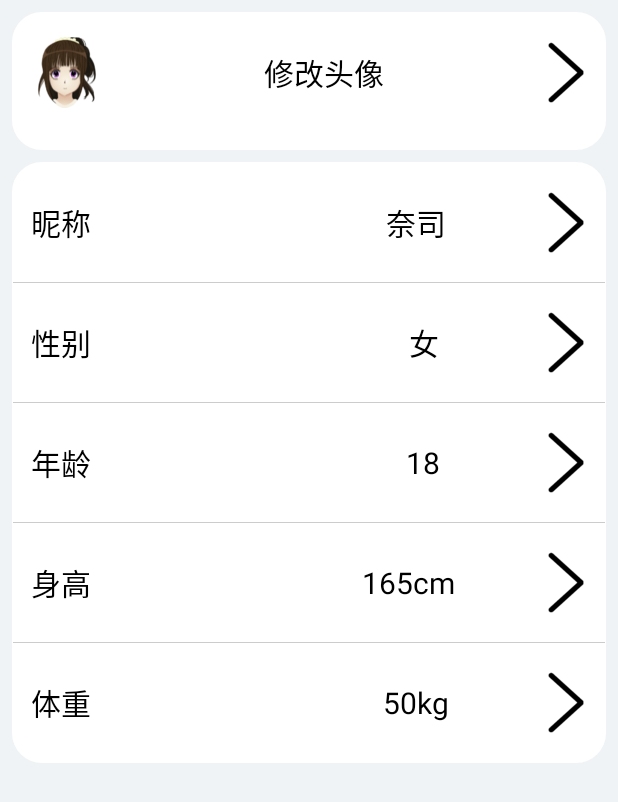
After one commit to teamCZF/GunDan, an Android app: the SetInfoActivity screen opened directly, with no data from a screen before it, on a phone screen of 412 x 824 dp. The commit adds this screen. Shown: the top 802 px of the screen. Run offline under Robolectric (Android 15) with nearby library versions, the phone set to English and light mode, and no system bars.

Commit message:
个人中心+修改个人信息

```diff
--- a/Gundan/src/main/AndroidManifest.xml
+++ b/Gundan/src/main/AndroidManifest.xml
@@ -49,6 +49,12 @@
                 <category android:name="android.intent.category.ALTERNATIVE"/>
             </intent-filter>
         </activity>
+        <activity android:name="com.ui.SetInfoActivity">
+            <intent-filter>
+                <action android:name="android.intent.action.ALL_APPS"/>
+                <category android:name="android.intent.category.ALTERNATIVE"/>
+            </intent-filter>
+        </activity>
         <service
             android:name="com.service.StepService"
             android:process="com.base.basepedo.step"
--- a/Gundan/src/main/java/com/ui/CActivity.java
+++ b/Gundan/src/main/java/com/ui/CActivity.java
@@ -5,6 +5,7 @@ import android.os.Bundle;
 import android.view.View;
 import android.widget.AdapterView;
 import android.widget.ListView;
+import android.widget.Toast;
 
 import com.Data.Friend;
 import com.base.basepedo.R;
@@ -32,15 +33,22 @@ public class CActivity extends Activity {
             @Override
             public void onItemClick(AdapterView<?> adapterView, View view, int i, long l) {
                 Friend friend=friendList.get(i);
+                Toast.makeText(CActivity.this,friend.getName(),Toast.LENGTH_SHORT).show();
             }
         });
     }
     private void initFriends(){
-        Friend f1=new Friend("欣欣",R.drawable.dilan_haoyou,"56123");
+        Friend f1=new Friend("小欣欣",R.mipmap.head6,"56123");
         friendList.add(f1);
-        Friend f2=new Friend("虹虹",R.drawable.dilan_haoyou,"40000");
+        Friend f2=new Friend("小虹虹",R.mipmap.head4,"40000");
         friendList.add(f2);
-        Friend f3=new Friend("T  T",R.drawable.dilan_haoyou,"39871");
+        Friend f3=new Friend("小媛媛",R.mipmap.head3,"40000");
         friendList.add(f3);
+        Friend f4=new Friend("奈司",R.mipmap.head1,"39871");
+        friendList.add(f4);
+        Friend f5=new Friend("宇宙第一",R.mipmap.head5,"32000");
+        friendList.add(f5);
+        Friend f6=new Friend("老司机",R.mipmap.head5,"30000");
+        friendList.add(f6);
     }
 }
--- a/Gundan/src/main/java/com/ui/DActivity.java
+++ b/Gundan/src/main/java/com/ui/DActivity.java
@@ -1,7 +1,11 @@
 package com.ui;
 
 import android.app.Activity;
+import android.content.Intent;
 import android.os.Bundle;
+import android.view.View;
+import android.widget.Button;
+
 import com.base.basepedo.R;
 
 /**
@@ -13,5 +17,35 @@ public class DActivity extends Activity {
     public void onCreate(Bundle savedInstanceState) {
         super.onCreate(savedInstanceState);
         setContentView(R.layout.acticity_me);
+        Button SetInfo = (Button) findViewById(R.id.button_myInfo);
+        Button historyStep = (Button) findViewById(R.id.button_historyStep);
+        Button myHonor = (Button) findViewById(R.id.button_myHonor);
+        Button myCollection = (Button) findViewById(R.id.button_myCollection);
+        SetInfo.setOnClickListener(new View.OnClickListener() {
+            @Override
+            public void onClick(View view) {
+                Intent intent = new Intent(DActivity.this, SetInfoActivity.class);
+                startActivity(intent);
+            }
+        });
+        historyStep.setOnClickListener(new View.OnClickListener() {
+            @Override
+            public void onClick(View view) {
+
+            }
+        });
+        myHonor.setOnClickListener(new View.OnClickListener() {
+            @Override
+            public void onClick(View view) {
+
+            }
+        });
+        myCollection.setOnClickListener(new View.OnClickListener() {
+            @Override
+            public void onClick(View view) {
+
+            }
+        });
+
     }
 }
--- /dev/null
+++ b/Gundan/src/main/java/com/ui/SetInfoActivity.java
@@ -0,0 +1,18 @@
+package com.ui;
+
+import android.app.Activity;
+import android.os.Bundle;
+
+import com.base.basepedo.R;
+
+/**
+ * Created by Administrator on 2016/12/19 0019.
+ */
+
+public class SetInfoActivity extends Activity {
+    @Override
+    protected void onCreate(Bundle savedInstanceState) {
+        super.onCreate(savedInstanceState);
+        setContentView(R.layout.activity_setinfo);
+    }
+}
--- /dev/null
+++ b/Gundan/src/main/res/drawable/corners_bg1.xml
@@ -0,0 +1,13 @@
+<?xml version="1.0" encoding="utf-8"?>
+<shape xmlns:android="http://schemas.android.com/apk/res/android">
+    <solid android:color="#FFFFFF"/>
+    <corners android:topLeftRadius="20dp"
+        android:topRightRadius="20dp"
+        android:bottomRightRadius="20dp"
+        android:bottomLeftRadius="20dp"/>
+    <stroke
+        android:width="2dp"
+        android:color="#000000"
+
+        android:dashWidth="2dp"/>
+</shape>
--- /dev/null
+++ b/Gundan/src/main/res/layout/activity_setinfo.xml
@@ -0,0 +1,104 @@
+<?xml version="1.0" encoding="utf-8"?>
+<LinearLayout xmlns:android="http://schemas.android.com/apk/res/android"
+    android:layout_width="match_parent"
+    android:layout_height="match_parent"
+    android:orientation="vertical"
+    android:background="#F0F3F6"
+    >
+    <!-- 全圆角-->
+    <LinearLayout style="@style/wrap_layout"
+        android:layout_height="92dp">
+        <LinearLayout style="@style/single_layout">
+            <ImageView
+                android:layout_width="wrap_content"
+                android:layout_height="match_parent"
+                android:background="@mipmap/head3"
+
+                />
+            <TextView style="@style/usertext"
+                android:text="修改头像"
+                android:gravity="center"/>
+            <ImageView
+                style="@style/img_arrow"
+                />
+        </LinearLayout>
+
+    </LinearLayout>
+
+    <LinearLayout style="@style/wrap_layout" >
+        <!-- 上圆角-->
+        <LinearLayout style="@style/top_layout">
+            <TextView style="@style/usertext" android:text="昵称" />
+            <TextView
+                android:id="@+id/text_my_name"
+                style="@style/usertext"
+                android:text="奈司"
+                android:gravity="center"
+                />
+            <ImageView style="@style/img_arrow"/>
+        </LinearLayout>
+
+        <!-- 分割线 -->
+        <View style="@style/bg_line"/>
+        <!-- 无圆角-->
+        <LinearLayout style="@style/mid_layout">
+            <TextView style="@style/usertext"
+                android:text="性别" />
+            <TextView
+                style="@style/usertext"
+                android:id="@+id/text_my_sex"
+                android:text="女"
+                android:gravity="center"
+                 />
+            <ImageView style="@style/img_arrow"/>
+        </LinearLayout>
+
+        <View style="@style/bg_line"/>
+
+        <LinearLayout style="@style/mid_layout">
+            <TextView style="@style/usertext"
+                android:text="年龄" />
+            <TextView
+                style="@style/usertext"
+                android:id="@+id/text_my_age"
+                android:text="18"
+                android:gravity="center"
+                />
+            <ImageView style="@style/img_arrow"/>
+        </LinearLayout>
+
+        <View style="@style/bg_line"/>
+
+        <LinearLayout style="@style/mid_layout">
+            <TextView style="@style/usertext"
+                android:text="身高" />
+            <TextView
+                style="@style/usertext"
+                android:id="@+id/text_my_height"
+                android:text="165cm"
+                android:gravity="center"
+                />
+            <ImageView style="@style/img_arrow"/>
+        </LinearLayout>
+
+        <View style="@style/bg_line"/>
+
+        <LinearLayout style="@style/bottom_layout">
+            <TextView style="@style/usertext"
+                android:text="体重" />
+            <TextView
+                style="@style/usertext"
+                android:id="@+id/text_my_weight"
+                android:text="50kg"
+                android:gravity="center"
+                />
+            <ImageView style="@style/img_arrow"/>
+        </LinearLayout>
+
+
+    </LinearLayout>
+
+
+
+
+</LinearLayout>
--- a/Gundan/src/main/res/values/colors.xml
+++ b/Gundan/src/main/res/values/colors.xml
@@ -4,4 +4,6 @@
     <color name="colorPrimaryDark">#303F9F</color>
     <color name="colorAccent">#FF4081</color>
     <drawable name="white">#FFFFFF</drawable>
+    <color name="text_clo">#000000</color>
+    <color name="border_clo">#CCCCCC</color>
 </resources>
--- a/Gundan/src/main/res/values/styles.xml
+++ b/Gundan/src/main/res/values/styles.xml
@@ -24,5 +24,81 @@
         <item name="android:drawablePadding">@dimen/bottom_tab_padding_drawable</item>
         <item name="android:layout_weight">1.0</item>
     </style>
+    <!-- 最外层样式 -->
+    <style name="wrap_layout">
+        <item name="android:orientation">vertical</item>
+        <item name="android:layout_height">wrap_content</item>
+        <item name="android:layout_width">match_parent</item>
+        <item name="android:layout_marginLeft">8dp</item>
+        <item name="android:layout_marginRight">8dp</item>
+        <item name="android:layout_marginTop">8dp</item>
+        <item name="android:padding">1px</item>
+        <item name="android:background">@drawable/corners_bg</item>
+
+    </style>
+
+    <!-- 共用层样式 -->
+    <style name="base_layout">
+        <item name="android:orientation">horizontal</item>
+        <item name="android:layout_width">match_parent</item>
+        <item name="android:layout_height">wrap_content</item>
+        <item name="android:paddingTop">16dp</item>
+        <item name="android:paddingBottom">16dp</item>
+        <item name="android:paddingLeft">12dp</item>
+        <item name="android:paddingRight">12dp</item>
+        <item name="android:gravity">center_vertical</item>
+        <item name="android:focusable">true</item>
+        <item name="android:clickable">true</item>
+    </style>
+
+    <!-- textview样式 -->
+    <style name="usertext">
+        <item name="android:textSize">20dp</item>
+        <item name="android:textColor">@color/text_clo</item>
+        <item name="android:layout_width">wrap_content</item>
+        <item name="android:layout_height">wrap_content</item>
+        <item name="android:layout_weight">1</item>
+    </style>
+
+
+    <!-- 文本右边箭头样式 -->
+    <style name="img_arrow">
+        <item name="android:layout_width">wrap_content</item>
+        <item name="android:layout_height">wrap_content</item>
+        <item name="android:src">@mipmap/setting_arrow</item>
+
+    </style>
+
+
+    <!-- view分割线样式 -->
+    <style name="bg_line">
+        <item name="android:layout_width">match_parent</item>
+        <item name="android:layout_height">1px</item>
+        <item name="android:background">@color/border_clo</item>
+    </style>
+
+    控件样式
+    <!-- 上圆角样式 -->
+    <style name="top_layout" parent="base_layout">
+        <item name="android:background">@drawable/corners_bg</item>
+    </style>
+
+
+    <!--无圆角样式  -->
+    <style name="mid_layout" parent="base_layout">
+        <item name="android:background">@drawable/corners_bg</item>
+    </style>
+
+    <!-- 下圆角样式 -->
+    <style name="bottom_layout"  parent="base_layout">
+        <item name="android:background">@drawable/corners_bg</item>
+    </style>
+
+    <!-- 全圆角样式 -->
+    <style name="single_layout" parent="base_layout">
+        <item name="android:background">@drawable/corners_bg</item>
+    </style>
+
+    点击样式和默认样式
 
 </resources>
```
Also changed, not shown: Gundan/src/main/res/mipmap-hdpi/head.png (added), Gundan/src/main/res/mipmap-hdpi/head1.png (added), Gundan/src/main/res/mipmap-hdpi/head3.png (added), Gundan/src/main/res/mipmap-hdpi/head4.png (added), Gundan/src/main/res/mipmap-hdpi/head5.png (added), Gundan/src/main/res/mipmap-hdpi/head6.png (added), Gundan/src/main/res/mipmap-hdpi/personal_top.png (added), Gundan/src/main/res/mipmap-hdpi/setting_arrow.png (added), Gundan/src/main/res/mipmap-hdpi/tujian1.png (added), Gundan/src/main/res/mipmap-hdpi/tujian4.png (added), Gundan/src/main/res/mipmap-hdpi/tujian5.png (added), Gundan/src/main/res/mipmap-hdpi/tujian6.png (added), 1 other file.
